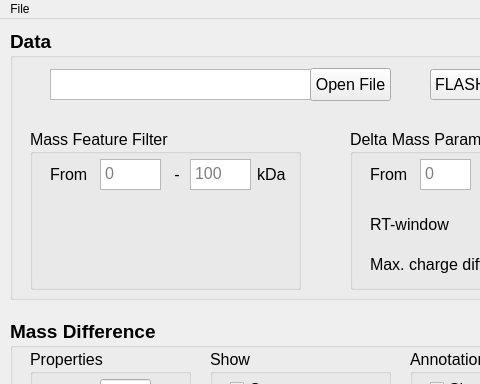
Qt form Source Code/MSTopDiff_GUI.ui (PhilippKaulich/MSTopDiff) before a commit; both pictures show x 0 to 480 and y 0 to 384 of the 800 by 685 pixel window.
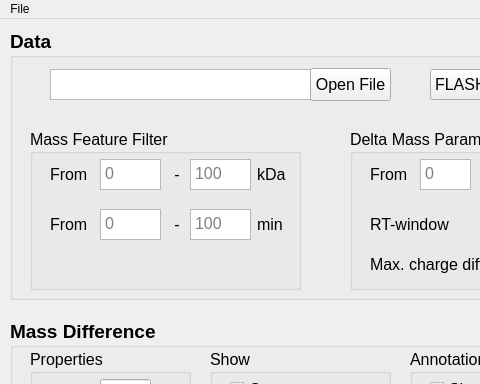
The same form after that commit.

Diff of the .ui file:
```diff
--- a/Source Code/MSTopDiff_GUI.ui
+++ b/Source Code/MSTopDiff_GUI.ui
@@ -398,6 +398,95 @@
        <string>100</string>
       </property>
      </widget>
+     <widget class="QLabel" name="label_most_deff_9">
+      <property name="geometry">
+       <rect>
+        <x>140</x>
+        <y>70</y>
+        <width>21</width>
+        <height>51</height>
+       </rect>
+      </property>
+      <property name="text">
+       <string> -</string>
+      </property>
+     </widget>
+     <widget class="QTextEdit" name="text_massfeature_time_min">
+      <property name="enabled">
+       <bool>true</bool>
+      </property>
+      <property name="geometry">
+       <rect>
+        <x>70</x>
+        <y>80</y>
+        <width>61</width>
+        <height>31</height>
+       </rect>
+      </property>
+      <property name="toolTip">
+       <string notr="true">Minimal Mass</string>
+      </property>
+      <property name="toolTipDuration">
+       <number>-1</number>
+      </property>
+      <property name="statusTip">
+       <string/>
+      </property>
+      <property name="whatsThis">
+       <string/>
+      </property>
+      <property name="tabChangesFocus">
+       <bool>true</bool>
+      </property>
+      <property name="placeholderText">
+       <string>0</string>
+      </property>
+     </widget>
+     <widget class="QTextEdit" name="text_massfeature_time_max">
+      <property name="geometry">
+       <rect>
+        <x>160</x>
+        <y>80</y>
+        <width>61</width>
+        <height>31</height>
+       </rect>
+      </property>
+      <property name="toolTip">
+       <string>Maximal mass</string>
+      </property>
+      <property name="tabChangesFocus">
+       <bool>true</bool>
+      </property>
+      <property name="placeholderText">
+       <string>100</string>
+      </property>
+     </widget>
+     <widget class="QLabel" name="label_most_att_9">
+      <property name="geometry">
+       <rect>
+        <x>227</x>
+        <y>80</y>
+        <width>41</width>
+        <height>31</height>
+       </rect>
+      </property>
+      <property name="text">
+       <string>min</string>
+      </property>
+     </widget>
+     <widget class="QLabel" name="label_most_deff_10">
+      <property name="geometry">
+       <rect>
+        <x>20</x>
+        <y>80</y>
+        <width>51</width>
+        <height>31</height>
+       </rect>
+      </property>
+      <property name="text">
+       <string>From</string>
+      </property>
+     </widget>
     </widget>
     <widget class="QPushButton" name="button_load_data">
      <property name="geometry">
```
Left out of the diff: 4 changed lines with no effect on the pictures.
